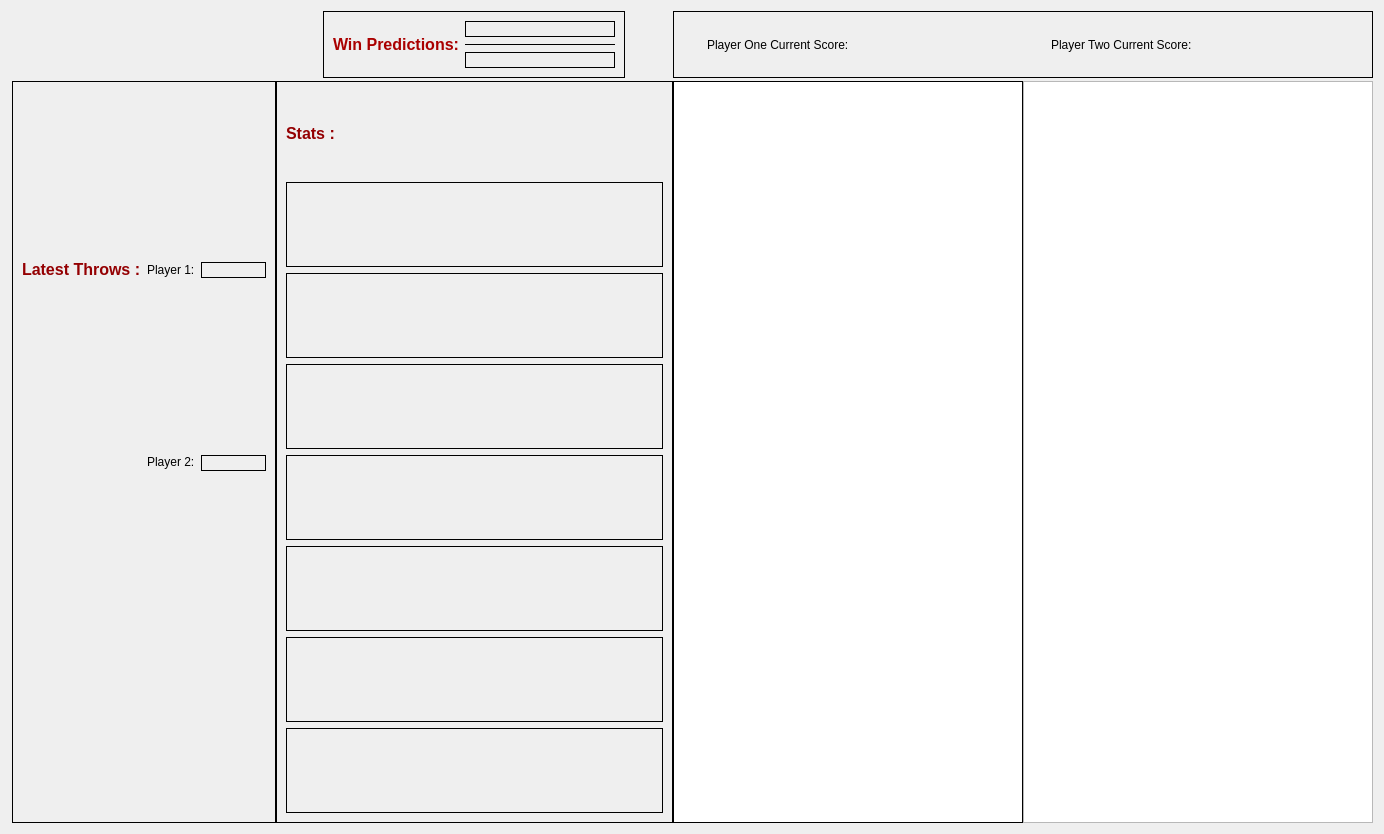
The window that audienceview.ui (dartbois/DartsTheEndIsNigh) describes before a commit, drawn with Qt 5.
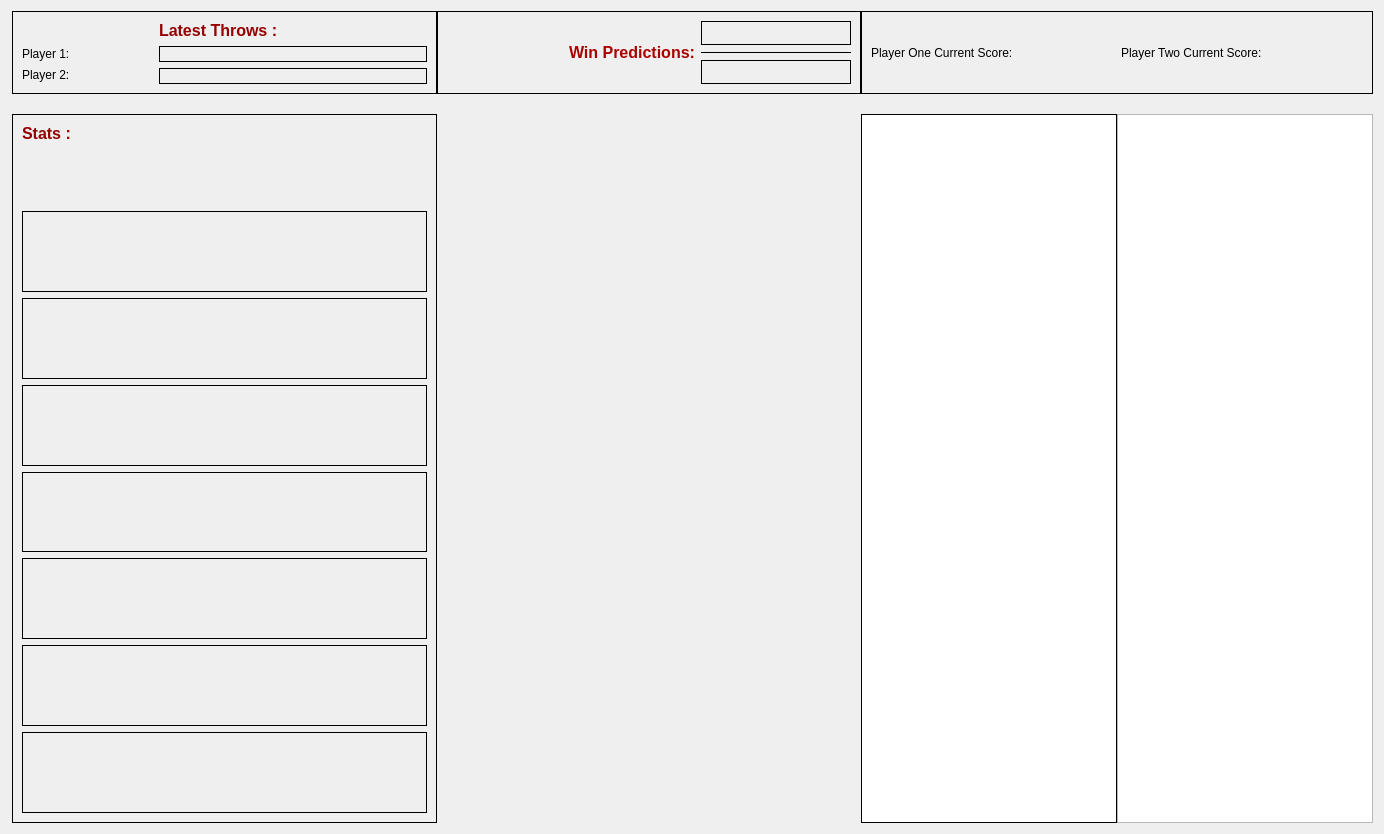
The same window after the commit. Icons and pictures are not drawn. Custom widgets are drawn as their Qt base class.

```diff
--- a/audienceview.ui
+++ b/audienceview.ui
@@ -26,7 +26,7 @@
    <property name="verticalSpacing">
     <number>3</number>
    </property>
-   <item row="5" column="5">
+   <item row="5" column="5" alignment="Qt::AlignRight">
     <widget class="QListWidget" name="listWidget">
      <property name="maximumSize">
       <size>
@@ -42,47 +42,20 @@
      </property>
     </widget>
    </item>
-   <item row="3" column="5" colspan="2">
-    <widget class="QFrame" name="frame_4">
-     <property name="frameShape">
-      <enum>QFrame::Box</enum>
+   <item row="5" column="3" colspan="2">
+    <widget class="Widget" name="widgetHolder" native="true"/>
+   </item>
+   <item row="5" column="6" alignment="Qt::AlignRight">
+    <widget class="QListWidget" name="listWidget_2">
+     <property name="maximumSize">
+      <size>
+       <width>350</width>
+       <height>16777215</height>
+      </size>
      </property>
-     <property name="frameShadow">
-      <enum>QFrame::Plain</enum>
-     </property>
-     <layout class="QHBoxLayout" name="horizontalLayout">
-      <item alignment="Qt::AlignRight">
-       <widget class="QLabel" name="label_5">
-        <property name="text">
-         <string>Player One Current Score:</string>
-        </property>
-       </widget>
-      </item>
-      <item>
-       <widget class="QLabel" name="PlayerOneCurrentScore">
-        <property name="text">
-         <string/>
-        </property>
-       </widget>
-      </item>
-      <item alignment="Qt::AlignRight">
-       <widget class="QLabel" name="label_6">
-        <property name="text">
-         <string>Player Two Current Score:</string>
-        </property>
-       </widget>
-      </item>
-      <item>
-       <widget class="QLabel" name="PlayerTwoCurrentScore">
-        <property name="text">
-         <string/>
-        </property>
-       </widget>
-      </item>
-     </layout>
     </widget>
    </item>
-   <item row="3" column="2" colspan="3" alignment="Qt::AlignHCenter">
+   <item row="0" column="3" colspan="2">
     <widget class="QFrame" name="frame_3">
      <property name="frameShape">
       <enum>QFrame::Box</enum>
@@ -164,7 +137,17 @@
      </layout>
     </widget>
    </item>
-   <item row="5" column="0" colspan="2">
+   <item row="3" column="0">
+    <widget class="QLabel" name="label_8">
+     <property name="text">
+      <string/>
+     </property>
+     <property name="pixmap">
+      <pixmap>../../../Pictures/RaidLOGO.PNG</pixmap>
+     </property>
+    </widget>
+   </item>
+   <item row="0" column="0" colspan="2">
     <widget class="QFrame" name="frame_2">
      <property name="frameShape">
       <enum>QFrame::Box</enum>
@@ -173,14 +156,41 @@
       <enum>QFrame::Plain</enum>
      </property>
      <layout class="QGridLayout" name="gridLayout_2">
-      <item row="1" column="1" alignment="Qt::AlignLeft|Qt::AlignTop">
+      <item row="1" column="1" alignment="Qt::AlignLeft|Qt::AlignVCenter">
+       <widget class="QLabel" name="PlayerOneLabel">
+        <property name="text">
+         <string>Player 1:</string>
+        </property>
+       </widget>
+      </item>
+      <item row="1" column="2" colspan="2" alignment="Qt::AlignVCenter">
+       <widget class="QLabel" name="PlayerOneLastThrowLabel">
+        <property name="frameShape">
+         <enum>QFrame::Box</enum>
+        </property>
+        <property name="text">
+         <string/>
+        </property>
+       </widget>
+      </item>
+      <item row="2" column="2" colspan="2" alignment="Qt::AlignTop">
+       <widget class="QLabel" name="PlayerTwoLastThrowLabel">
+        <property name="frameShape">
+         <enum>QFrame::Box</enum>
+        </property>
+        <property name="text">
+         <string/>
+        </property>
+       </widget>
+      </item>
+      <item row="2" column="1" alignment="Qt::AlignLeft|Qt::AlignTop">
        <widget class="QLabel" name="PlayerTwoLabel">
         <property name="text">
          <string>Player 2:</string>
         </property>
        </widget>
       </item>
-      <item row="0" column="0" alignment="Qt::AlignHCenter|Qt::AlignVCenter">
+      <item row="0" column="2" alignment="Qt::AlignLeft|Qt::AlignBottom">
        <widget class="QLabel" name="label_2">
         <property name="frameShape">
          <enum>QFrame::NoFrame</enum>
@@ -190,28 +200,41 @@
         </property>
        </widget>
       </item>
-      <item row="0" column="1" alignment="Qt::AlignLeft|Qt::AlignVCenter">
-       <widget class="QLabel" name="PlayerOneLabel">
+     </layout>
+    </widget>
+   </item>
+   <item row="0" column="5" colspan="2">
+    <widget class="QFrame" name="frame_4">
+     <property name="frameShape">
+      <enum>QFrame::Box</enum>
+     </property>
+     <property name="frameShadow">
+      <enum>QFrame::Plain</enum>
+     </property>
+     <layout class="QHBoxLayout" name="horizontalLayout">
+      <item alignment="Qt::AlignRight">
+       <widget class="QLabel" name="label_5">
         <property name="text">
-         <string>Player 1:</string>
+         <string>Player One Current Score:</string>
         </property>
        </widget>
       </item>
-      <item row="0" column="2" colspan="2" alignment="Qt::AlignVCenter">
-       <widget class="QLabel" name="PlayerOneLastThrowLabel">
-        <property name="frameShape">
-         <enum>QFrame::Box</enum>
-        </property>
+      <item>
+       <widget class="QLabel" name="PlayerOneCurrentScore">
         <property name="text">
          <string/>
         </property>
        </widget>
       </item>
-      <item row="1" column="2" colspan="2" alignment="Qt::AlignTop">
-       <widget class="QLabel" name="PlayerTwoLastThrowLabel">
-        <property name="frameShape">
-         <enum>QFrame::Box</enum>
+      <item alignment="Qt::AlignRight">
+       <widget class="QLabel" name="label_6">
+        <property name="text">
+         <string>Player Two Current Score:</string>
         </property>
+       </widget>
+      </item>
+      <item>
+       <widget class="QLabel" name="PlayerTwoCurrentScore">
         <property name="text">
          <string/>
         </property>
@@ -220,7 +243,7 @@
      </layout>
     </widget>
    </item>
-   <item row="5" column="2" colspan="3">
+   <item row="5" column="0" colspan="2">
     <widget class="QFrame" name="frame">
      <property name="minimumSize">
       <size>
@@ -235,7 +258,7 @@
       <enum>QFrame::Plain</enum>
      </property>
      <layout class="QVBoxLayout" name="verticalLayout">
-      <item>
+      <item alignment="Qt::AlignTop">
        <widget class="QLabel" name="MainStatsLable">
         <property name="text">
          <string>&lt;html&gt;&lt;head/&gt;&lt;body&gt;&lt;p&gt;&lt;span style=&quot; font-size:12pt; font-weight:600; color:#940002;&quot;&gt;Stats :&lt;/span&gt;&lt;/p&gt;&lt;/body&gt;&lt;/html&gt;</string>
@@ -321,26 +344,6 @@
      </layout>
     </widget>
    </item>
-   <item row="5" column="6">
-    <widget class="QListWidget" name="listWidget_2">
-     <property name="maximumSize">
-      <size>
-       <width>350</width>
-       <height>16777215</height>
-      </size>
-     </property>
-    </widget>
-   </item>
-   <item row="3" column="0">
-    <widget class="QLabel" name="label_8">
-     <property name="text">
-      <string/>
-     </property>
-     <property name="pixmap">
-      <pixmap>../../../Pictures/RaidLOGO.PNG</pixmap>
-     </property>
-    </widget>
-   </item>
   </layout>
   <zorder>frame</zorder>
   <zorder>frame_2</zorder>
@@ -350,6 +353,14 @@
   <zorder>label_8</zorder>
   <zorder>frame_4</zorder>
  </widget>
+ <customwidgets>
+  <customwidget>
+   <class>Widget</class>
+   <extends>QWidget</extends>
+   <header>widget.h</header>
+   <container>1</container>
+  </customwidget>
+ </customwidgets>
  <resources/>
  <connections/>
 </ui>
```
Left out of the diff: 7 changed lines with no effect on the pictures.
